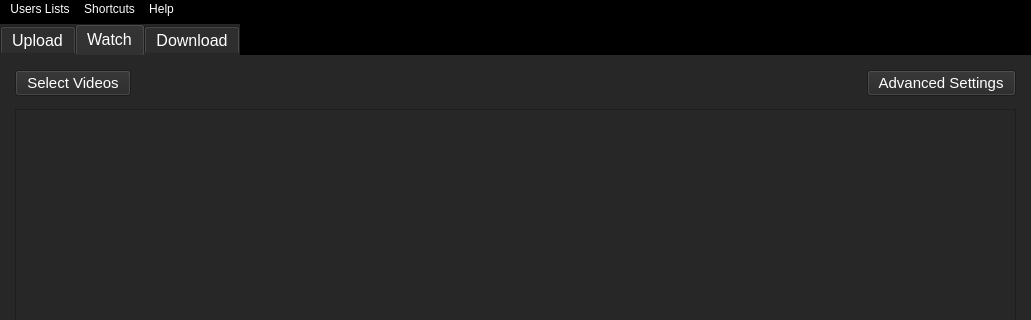
Qt form outside/views_ui/Outside_MainWindow.ui (Outsider-corp/OutsideYT) before a commit; both pictures show x 0 to 1031 and y 0 to 320 of the 1031 by 634 pixel window.
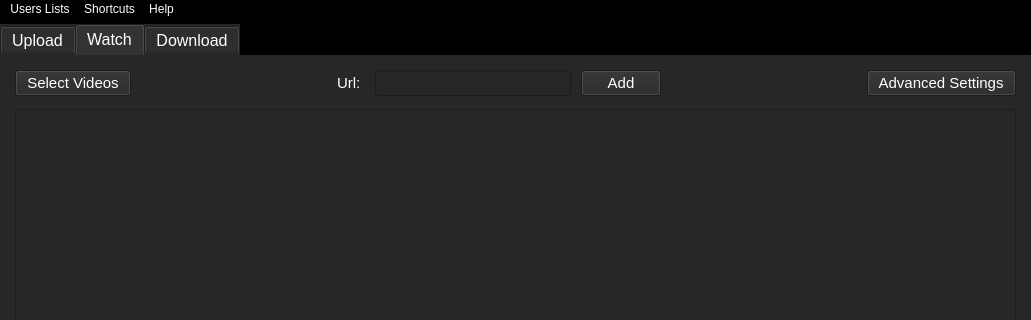
The same form after that commit. The open tabs and pages were chosen to show the change.

Commit message: v1.1.4 add backend for buttons on watch_add_videos dialog; completed Watch_Table

```diff
--- a/outside/views_ui/Outside_MainWindow.ui
+++ b/outside/views_ui/Outside_MainWindow.ui
@@ -532,6 +532,58 @@
             </property>
            </widget>
           </item>
+          <item>
+           <spacer name="horizontalSpacer_7">
+            <property name="orientation">
+             <enum>Qt::Horizontal</enum>
+            </property>
+            <property name="sizeHint" stdset="0">
+             <size>
+              <width>40</width>
+              <height>20</height>
+             </size>
+            </property>
+           </spacer>
+          </item>
+          <item>
+           <widget class="QLabel" name="Watch_url_label">
+            <property name="font">
+             <font>
+              <family>Arial</family>
+              <pointsize>11</pointsize>
+             </font>
+            </property>
+            <property name="text">
+             <string>Url: </string>
+            </property>
+           </widget>
+          </item>
+          <item>
+           <widget class="QLineEdit" name="Watch_url_textBox">
+            <property name="font">
+             <font>
+              <family>Arial</family>
+              <pointsize>11</pointsize>
+             </font>
+            </property>
+            <property name="placeholderText">
+             <string/>
+            </property>
+           </widget>
+          </item>
+          <item>
+           <widget class="QPushButton" name="Watch_url_add_Button">
+            <property name="font">
+             <font>
+              <family>Arial</family>
+              <pointsize>11</pointsize>
+             </font>
+            </property>
+            <property name="text">
+             <string>Add</string>
+            </property>
+           </widget>
+          </item>
           <item>
            <spacer name="horizontalSpacer_3">
             <property name="orientation">
```
The commit also changes 12 other files.
